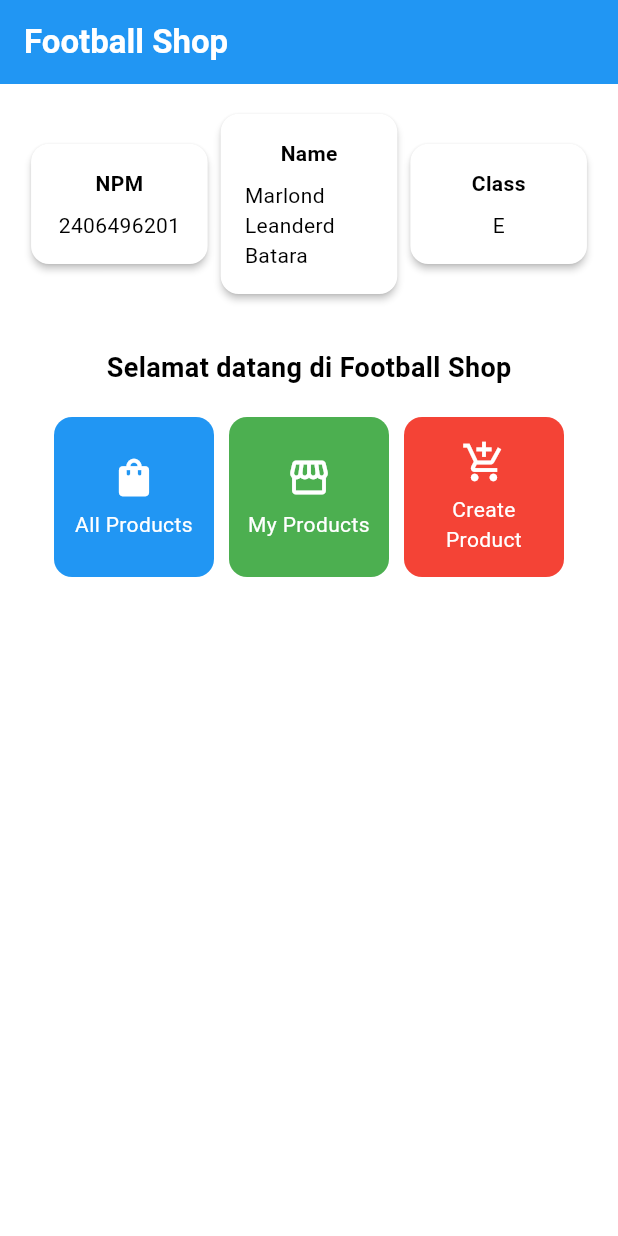
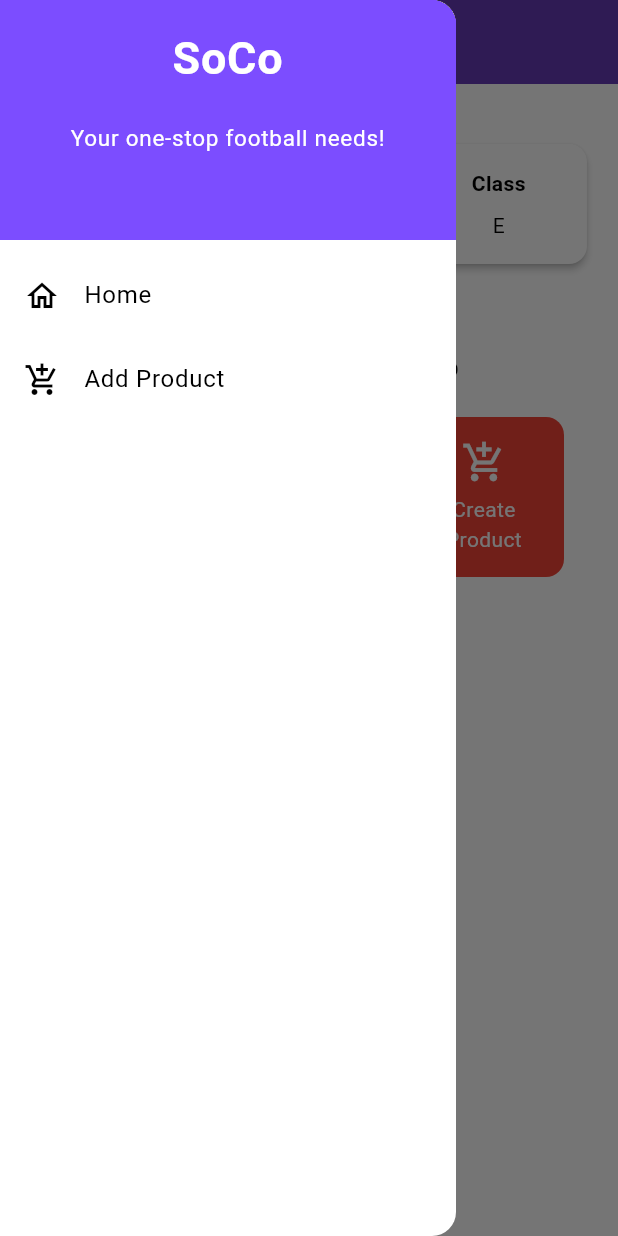
Before and after one commit to marlonderd/football-shop-mobile, a Flutter app: the screen it shows after launch, with the side drawer open (before the commit the screen has no drawer), on a phone screen of 412 x 824 dp. Run offline on Flutter 3.47's test engine with Material 3 defaults, Android fonts, the phone set to English and light mode, and no system bars.

Commit message:
Tugas 8 selesai

```diff
--- a/lib/main.dart
+++ b/lib/main.dart
@@ -1,5 +1,5 @@
 import 'package:flutter/material.dart';
-import 'package:football_shop/menu.dart';
+import 'package:football_shop/screens/menu.dart';
 
 void main() {
   runApp(const MyApp());
@@ -13,8 +13,8 @@ class MyApp extends StatelessWidget {
     return MaterialApp(
       title: 'Football Shop',
       theme: ThemeData(
-        colorScheme: ColorScheme.fromSwatch(primarySwatch: Colors.blue)
-            .copyWith(secondary: Colors.blueAccent[400]),
+        colorScheme: ColorScheme.fromSwatch(primarySwatch: Colors.deepPurple)
+            .copyWith(secondary: const Color.fromARGB(255, 118, 69, 224)),
         useMaterial3: true,
       ),
       home: MyHomePage(),
--- a/lib/menu.dart
+++ b/lib/screens/menu.dart
@@ -1,14 +1,7 @@
 import 'package:flutter/material.dart';
-
-// Model data untuk setiap item yang akan ditampilkan di grid homepage
-class ItemHomepage {
-  final String name; // Nama item
-  final IconData icon; // Ikon yang akan ditampilkan untuk item
-  final Color color;  // Warna latar belakang untuk kartu item
-
-  // Constructor untuk menginisialisasi properti item
-  ItemHomepage(this.name, this.icon, this.color);
-}
+import 'package:football_shop/widgets/info_card.dart';
+import 'package:football_shop/widgets/item_card.dart';
+import 'package:football_shop/widgets/left_drawer.dart';
 
 // Widget utama untuk halaman beranda (homepage), bersifat StatelessWidget
 class MyHomePage extends StatelessWidget {
@@ -39,7 +32,7 @@ class MyHomePage extends StatelessWidget {
       appBar: AppBar(
         // Judul AppBar
         title: const Text(
-          'Football Shop',
+          'Soccer Commerce',
           // Memberi gaya pada teks judul (putih dan tebal)
           style: TextStyle(
             color: Colors.white,
@@ -49,6 +42,7 @@ class MyHomePage extends StatelessWidget {
         // Mengatur warna latar belakang AppBar sesuai tema
         backgroundColor: Theme.of(context).colorScheme.primary,
       ),
+      drawer: const LeftDrawer(),
       // Konten utama halaman, diberi padding agar tidak menempel di tepi
       body: Padding(
         padding: const EdgeInsets.all(16.0),
@@ -80,7 +74,7 @@ class MyHomePage extends StatelessWidget {
                   const Padding(
                     padding: EdgeInsets.only(top: 16.0),
                     child: Text(
-                      'Selamat datang di Football Shop',
+                      'Selamat datang di SoCo',
                       // Memberi gaya pada teks sambutan
                       style: TextStyle(
                         fontWeight: FontWeight.bold,
@@ -111,91 +105,3 @@ class MyHomePage extends StatelessWidget {
     );
   }
 }
-
-// Widget custom (reusable) untuk kartu informasi (NPM, Nama, Kelas)
-class InfoCard extends StatelessWidget {
-  final String title;  // Judul kartu
-  final String content;// Isi kartu
-
-  // Constructor yang mewajibkan title dan content
-  const InfoCard({super.key, required this.title, required this.content});
-
-  @override
-  Widget build(BuildContext context) {
-    // Card adalah widget Material dengan bayangan dan sudut membulat
-    return Card(
-      elevation: 2.0, // Ketinggian bayangan
-      child: Container(
-        // Mengatur lebar kartu secara responsif
-        width: MediaQuery.of(context).size.width / 3.5,
-        padding: const EdgeInsets.all(16.0),
-        // Menyusun judul dan isi secara vertikal
-        child: Column(
-          children: [
-            Text(
-              title,
-              style: const TextStyle(fontWeight: FontWeight.bold),
-            ),
-            const SizedBox(height: 8.0), // Jarak antara judul dan isi
-            Text(content),
-          ],
-        ),
-      ),
-    );
-  }
-}
-
-// Widget custom (reusable) untuk tombol-tombol di grid
-class ItemCard extends StatelessWidget {
-  // Menerima satu objek ItemHomepage yang berisi data untuk kartu ini
-  final ItemHomepage item;
-
-  const ItemCard(this.item, {super.key});
-
-  @override
-  Widget build(BuildContext context) {
-    // Material digunakan sebagai dasar kartu untuk mengatur warna dan bentuk
-    return Material(
-      // Mengambil warna dari data item yang diterima
-      color: item.color,
-      // Membuat sudut kartu melengkung
-      borderRadius: BorderRadius.circular(12),
-      // InkWell membuat kartu dapat ditekan dan memberi efek ripple
-      child: InkWell(
-        // Aksi yang dijalankan saat kartu ditekan
-        onTap: () {
-          // Menampilkan SnackBar (notifikasi) di bagian bawah layar
-          ScaffoldMessenger.of(context)
-            ..hideCurrentSnackBar() // Menyembunyikan SnackBar sebelumnya (jika ada)
-            ..showSnackBar(
-                SnackBar(content: Text("Kamu telah menekan tombol ${item.name}")));
-        },
-        // Container untuk mengatur padding dan konten di dalam kartu
-        child: Container(
-          padding: const EdgeInsets.all(8),
-          // Menengahkan konten di dalam Container
-          child: Center(
-            // Menyusun Ikon dan Teks secara vertikal
-            child: Column(
-              // Menengahkan Ikon dan Teks di tengah kartu
-              mainAxisAlignment: MainAxisAlignment.center,
-              children: [
-                Icon(
-                  item.icon,
-                  color: Colors.white,
-                  size: 30.0,
-                ),
-                const Padding(padding: EdgeInsets.all(3)), // Jarak kecil
-                Text(
-                  item.name,
-                  textAlign: TextAlign.center,
-                  style: const TextStyle(color: Colors.white),
-                ),
-              ],
-            ),
-          ),
-        ),
-      ),
-    );
-  }
-}
--- /dev/null
+++ b/lib/widgets/info_card.dart
@@ -0,0 +1,34 @@
+import 'package:flutter/material.dart';
+
+// Widget custom (reusable) untuk kartu informasi (NPM, Nama, Kelas)
+class InfoCard extends StatelessWidget {
+  final String title;  // Judul kartu
+  final String content;// Isi kartu
+
+  // Constructor yang mewajibkan title dan content
+  const InfoCard({super.key, required this.title, required this.content});
+
+  @override
+  Widget build(BuildContext context) {
+    // Card adalah widget Material dengan bayangan dan sudut membulat
+    return Card(
+      elevation: 2.0, // Ketinggian bayangan
+      child: Container(
+        // Mengatur lebar kartu secara responsif
+        width: MediaQuery.of(context).size.width / 3.5,
+        padding: const EdgeInsets.all(16.0),
+        // Menyusun judul dan isi secara vertikal
+        child: Column(
+          children: [
+            Text(
+              title,
+              style: const TextStyle(fontWeight: FontWeight.bold),
+            ),
+            const SizedBox(height: 8.0), // Jarak antara judul dan isi
+            Text(content),
+          ],
+        ),
+      ),
+    );
+  }
+}
--- /dev/null
+++ b/lib/widgets/item_card.dart
@@ -0,0 +1,72 @@
+import 'package:flutter/material.dart';
+import 'package:football_shop/screens/product_form.dart';
+
+class ItemHomepage {
+  final String name; // Nama item
+  final IconData icon; // Ikon yang akan ditampilkan untuk item
+  final Color color;  // Warna latar belakang untuk kartu item
+
+  // Constructor untuk menginisialisasi properti item
+  ItemHomepage(this.name, this.icon, this.color);
+}
+
+// Widget custom (reusable) untuk tombol-tombol di grid
+class ItemCard extends StatelessWidget {
+  // Menerima satu objek ItemHomepage yang berisi data untuk kartu ini
+  final ItemHomepage item;
+
+  const ItemCard(this.item, {super.key});
+
+  @override
+  Widget build(BuildContext context) {
+    // Material digunakan sebagai dasar kartu untuk mengatur warna dan bentuk
+    return Material(
+      // Mengambil warna dari data item yang diterima
+      color: item.color,
+      // Membuat sudut kartu melengkung
+      borderRadius: BorderRadius.circular(12),
+      // InkWell membuat kartu dapat ditekan dan memberi efek ripple
+      child: InkWell(
+        // Aksi yang dijalankan saat kartu ditekan
+        onTap: () {
+          // Menampilkan SnackBar (notifikasi) di bagian bawah layar
+          ScaffoldMessenger.of(context)
+            ..hideCurrentSnackBar() // Menyembunyikan SnackBar sebelumnya (jika ada)
+            ..showSnackBar(
+                SnackBar(content: Text("Kamu telah menekan tombol ${item.name}")));
+          if (item.name == "Create Product") {
+            Navigator.push(
+                context,
+                MaterialPageRoute(
+                    builder: (context) => const ProductFormPage()));
+          }
+        },
+        // Container untuk mengatur padding dan konten di dalam kartu
+        child: Container(
+          padding: const EdgeInsets.all(8),
+          // Menengahkan konten di dalam Container
+          child: Center(
+            // Menyusun Ikon dan Teks secara vertikal
+            child: Column(
+              // Menengahkan Ikon dan Teks di tengah kartu
+              mainAxisAlignment: MainAxisAlignment.center,
+              children: [
+                Icon(
+                  item.icon,
+                  color: Colors.white,
+                  size: 30.0,
+                ),
+                const Padding(padding: EdgeInsets.all(3)), // Jarak kecil
+                Text(
+                  item.name,
+                  textAlign: TextAlign.center,
+                  style: const TextStyle(color: Colors.white),
+                ),
+              ],
+            ),
+          ),
+        ),
+      ),
+    );
+  }
+}
--- /dev/null
+++ b/lib/widgets/left_drawer.dart
@@ -0,0 +1,74 @@
+import 'package:flutter/material.dart';
+import 'package:football_shop/screens/menu.dart';
+import 'package:football_shop/screens/product_form.dart';
+
+class LeftDrawer extends StatelessWidget {
+  const LeftDrawer({super.key});
+
+  @override
+  Widget build(BuildContext context) {
+    return Drawer(
+      child: ListView(
+        children: [
+          // Header Drawer
+          const DrawerHeader(
+            decoration: BoxDecoration(
+              color: Colors.deepPurpleAccent,
+            ),
+            child: Column(
+              children: [
+                Text(
+                  'SoCo',
+                  textAlign: TextAlign.center,
+                  style: TextStyle(
+                    fontSize: 30,
+                    fontWeight: FontWeight.bold,
+                    color: Colors.white,
+                  ),
+                ),
+                Padding(padding: EdgeInsets.all(10)),
+                Text(
+                  "Your one-stop football needs!",
+                  textAlign: TextAlign.center,
+                  style: TextStyle(
+                    fontSize: 15,
+                    color: Colors.white,
+                    fontWeight: FontWeight.normal,
+                  ),
+                ),
+              ],
+            ),
+          ),
+
+          // Opsi Halaman Utama
+          ListTile(
+            leading: const Icon(Icons.home_outlined),
+            title: const Text('Home'),
+            // Navigasi ke Halaman Utama
+            onTap: () {
+              Navigator.pushReplacement(
+                  context,
+                  MaterialPageRoute(
+                    builder: (context) => MyHomePage(),
+                  ));
+            },
+          ),
+
+          // Opsi Tambah Produk
+          ListTile(
+            leading: const Icon(Icons.add_shopping_cart),
+            title: const Text('Add Product'),
+            // Navigasi ke Halaman Form
+            onTap: () {
+              Navigator.pushReplacement(
+                  context,
+                  MaterialPageRoute(
+                    builder: (context) => const ProductFormPage(),
+                  ));
+            },
+          ),
+        ],
+      ),
+    );
+  }
+}
```
Also changed, not shown: lib/screens/product_form.dart (added, +278 -0 lines), 1 other file.
